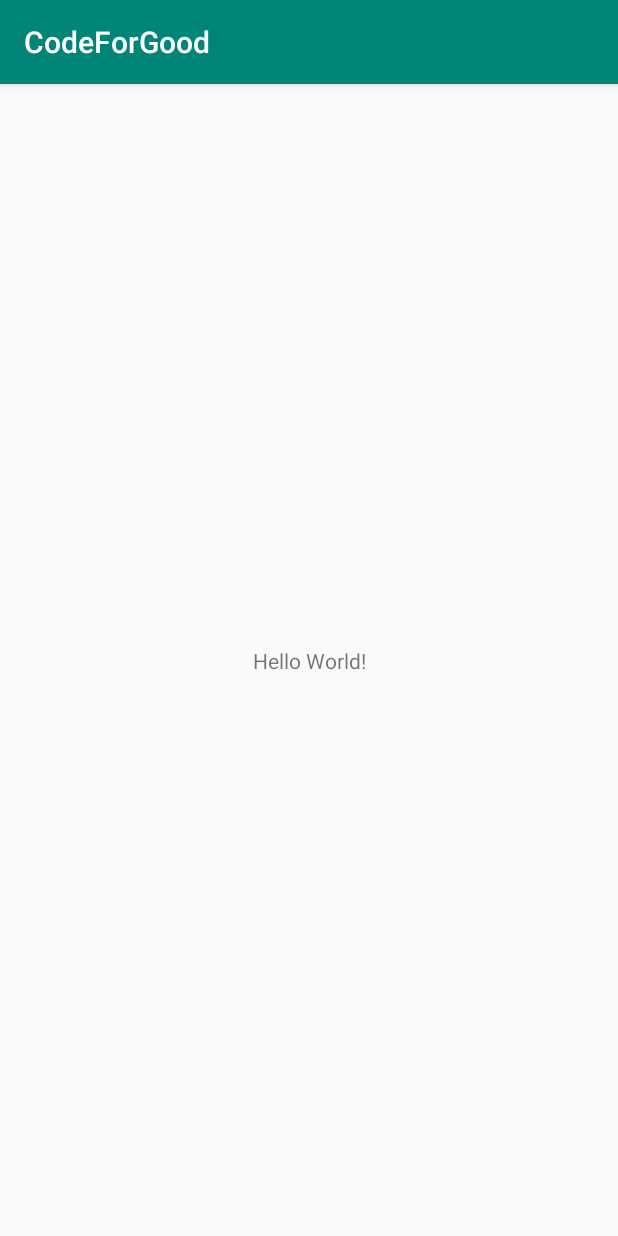
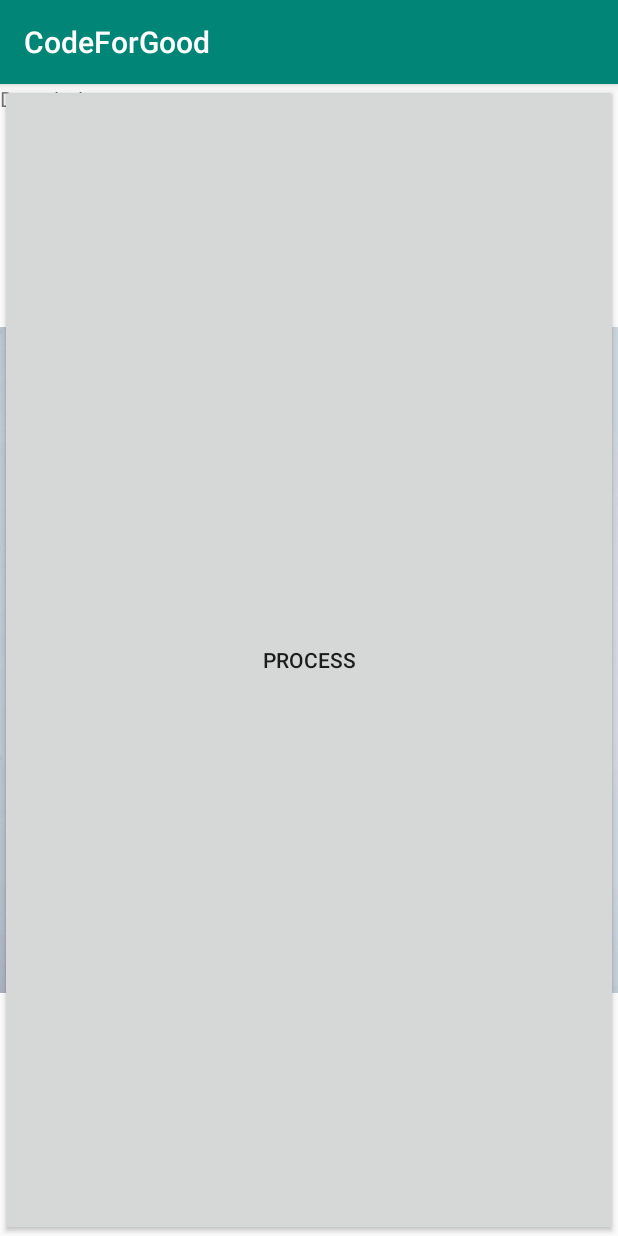
Before and after one commit to dallas2018/team-7, an Android app: the screen it shows after launch (MainActivity), on a phone screen of 412 x 824 dp. Run offline under Robolectric (Android 15) with nearby library versions, the phone set to English and light mode, and no system bars; libraries missing offline, so code that uses them is left out: com.microsoft.projectoxford.

Commit message:
Added ML code

```diff
--- a/ML_CodeForGood/app/src/main/java/com/example/sshahi/codeforgood/MainActivity.java
+++ b/ML_CodeForGood/app/src/main/java/com/example/sshahi/codeforgood/MainActivity.java
@@ -1,13 +1,66 @@
 package com.example.sshahi.codeforgood;
 
+import android.graphics.Bitmap;
+import android.graphics.BitmapFactory;
+import android.os.AsyncTask;
 import android.support.v7.app.AppCompatActivity;
 import android.os.Bundle;
+import android.view.View;
+import android.widget.Button;
+import android.widget.ImageView;
+import android.widget.TextView;
+
+import com.google.gson.Gson;
+import com.microsoft.projectoxford.vision.VisionServiceClient;
+import com.microsoft.projectoxford.vision.VisionServiceRestClient;
+import com.microsoft.projectoxford.vision.contract.AnalysisResult;
+import com.microsoft.projectoxford.vision.rest.VisionServiceException;
+
+import java.io.ByteArrayInputStream;
+import java.io.ByteArrayOutputStream;
+import java.io.IOException;
+import java.io.InputStream;
 
 public class MainActivity extends AppCompatActivity {
-
+public VisionServiceClient visionServiceClient = new VisionServiceRestClient("a7e12e49f690477f8ef9cfa1f1865ab0");
     @Override
     protected void onCreate(Bundle savedInstanceState) {
         super.onCreate(savedInstanceState);
         setContentView(R.layout.activity_main);
+        Bitmap mBitmap = BitmapFactory.decodeResource(getResources(), R.drawable.cute_girl);
+        ImageView imageView = (ImageView)findViewById(R.id.imageView);
+        TextView txtView = (TextView)findViewById(R.id.txtDescription);
+        Button btnProcess = (Button)findViewById(R.id.btnProcess);
+
+        imageView.setImageBitmap(mBitmap);
+
+        ByteArrayOutputStream outputStream = new ByteArrayOutputStream();
+        mBitmap.compress(Bitmap.CompressFormat.JPEG, 100, outputStream);
+        ByteArrayInputStream inputStream = new ByteArrayInputStream(outputStream.toByteArray());
+        btnProcess.setOnClickListener(new View.OnClickListener() {
+
+            @Override
+            public void onClick(View v) {
+                AsyncTask<InputStream, String , String> visionTask = new AsyncTask<InputStream, String, String>() {
+                    @Override
+                    protected String doInBackground(InputStream... params) {
+                         try{
+                             publishProgress("Recognizing....");
+                             String[] features = {"Discription"};
+                             String[] details = {};
+                             AnalysisResult result = visionServiceClient.analyzeImage(params[0],features, details);
+
+                             String strResult = new Gson().toJson(result);
+                             return strResult;
+                         } catch (IOException e) {
+                              return null;
+
+                         }
+
+                    }
+                };
+            }
+        });
+
     }
 }
--- a/ML_CodeForGood/app/src/main/res/layout/activity_main.xml
+++ b/ML_CodeForGood/app/src/main/res/layout/activity_main.xml
@@ -12,17 +12,22 @@
         android:layout_width="match_parent"
         android:layout_height="match_parent" />
 
+    <TextView
+        android:id= "@+id/txtDescription"
+        android:text="Description...."
+        android:layout_above = "@id/btnProcess"
+        android:layout_width="match_parent"
+        android:layout_height="match_parent"
+        />
+
+    <Button
+        android:id="@+id/btnProcess"
+        android:layout_width="match_parent"
+        android:layout_height="match_parent"
+        android:layout_alignParentBottom="true"
+        android:text="Process"
+        tools:layout_editor_absoluteX="16dp"
+        tools:layout_editor_absoluteY="28dp" />
 
 
-
-    <TextView
-        android:id= "@+id/txtDescription"
-        android:layout_width="wrap_content"
-        android:layout_height="wrap_content"
-        android:text="Hello World!"
-        app:layout_constraintBottom_toBottomOf="parent"
-        app:layout_constraintLeft_toLeftOf="parent"
-        app:layout_constraintRight_toRightOf="parent"
-        app:layout_constraintTop_toTopOf="parent" />
-
 </android.support.constraint.ConstraintLayout>
```
